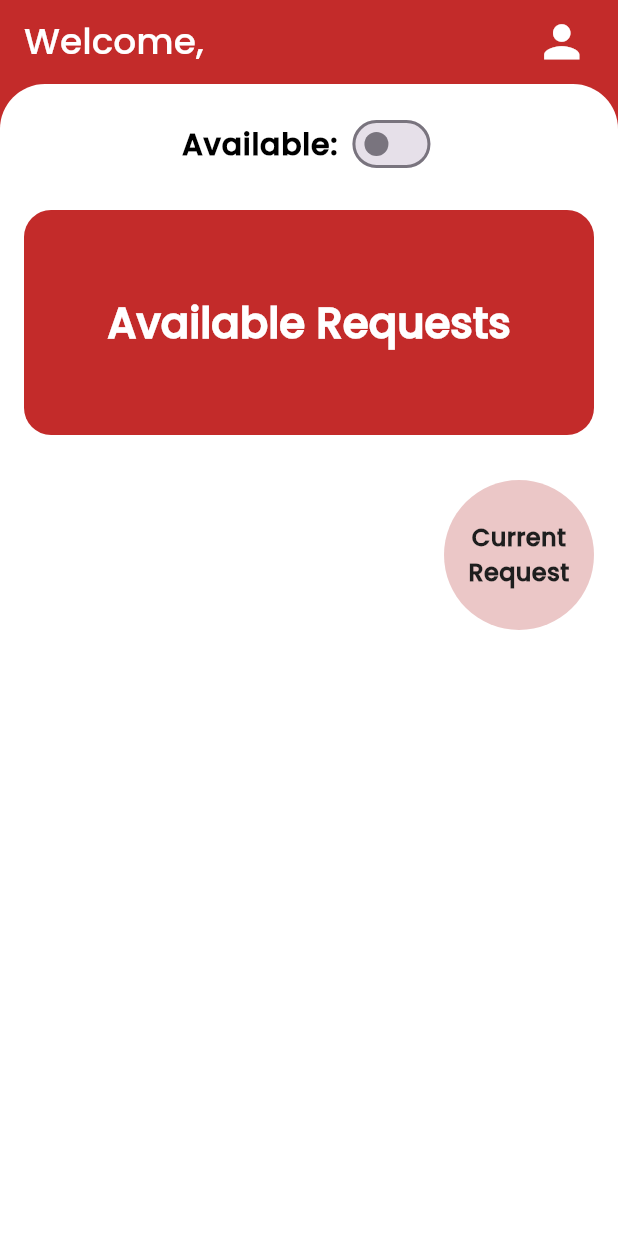
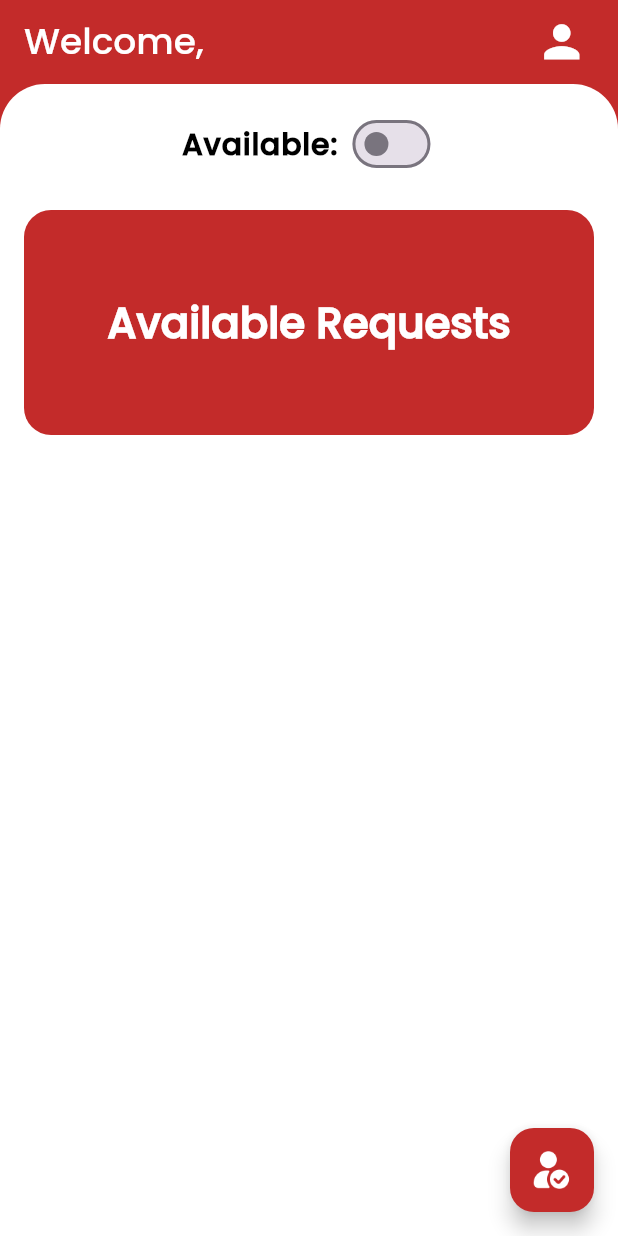
Before and after one commit to Momen0Waleed/Car-E-Rescue, a Flutter app: the MechanicHomeView screen opened by its route, on a phone screen of 412 x 824 dp. Run offline on Flutter 3.47's test engine with Material 3 defaults, Android fonts, the phone set to English and light mode, and no system bars; drawn by our look-alikes of flutter_bounceable; our stand-ins replace animated_text_kit, bot_toast, dio, flutter_easyloading, flutter_map, geolocator and 3 more; accounts and stored records are empty.

Commit message:
Finishing Mechanic's Current Request Feature

```diff
--- a/lib/core/constants/images/images_dir.dart
+++ b/lib/core/constants/images/images_dir.dart
@@ -7,6 +7,8 @@ abstract class ImagesDir{
   static const String currentRequestIcon = "assets/icons/current_request_icon.png";
 
   static const String noRequestsYet = "assets/icons/no_delevary.png";
+  static const String activeOutlined = "assets/icons/active_outlined.png";
+  static const String activeFilled = "assets/icons/active_black.png";
 
 
 }
--- a/lib/core/routes/app_routes.dart
+++ b/lib/core/routes/app_routes.dart
@@ -16,6 +16,7 @@ import 'package:car_e_rescue/modules/client/home/sub_modules/user_request/view/u
 import 'package:car_e_rescue/modules/client/home/view/client_home_view.dart';
 import 'package:car_e_rescue/modules/mechanic/home/sub_modules/available_requests/view/mechanic_available_requests_view.dart';
 import 'package:car_e_rescue/modules/mechanic/home/sub_modules/available_requests/view_model/mechanic_available_requests_view_model.dart';
+import 'package:car_e_rescue/modules/mechanic/home/sub_modules/current_request/view/current_request_view.dart';
 import 'package:car_e_rescue/modules/mechanic/home/sub_modules/mechanic_profile/view/mechanic_profile_view.dart';
 import 'package:car_e_rescue/modules/mechanic/home/sub_modules/mechanic_skills/view/mechanic_skills_view.dart';
 import 'package:car_e_rescue/modules/mechanic/home/sub_modules/mechanic_skills/view_model/mechanic_skills_view_model.dart';
@@ -85,6 +86,8 @@ abstract class AppRoutes {
             child: const MechanicSkillsView(),
           ),
         );
+      case PageRoutesName.mechanicCurrentRequest:
+        return _slideRoute(const CurrentRequestView());
 
       default:
         return _slideRoute(const SplashScreen());
--- a/lib/core/routes/page_routes_name.dart
+++ b/lib/core/routes/page_routes_name.dart
@@ -20,5 +20,6 @@ abstract class PageRoutesName{
   static const String mechanicAvailableRequests = "/Mechanic-Available-Requests";
   static const String workshopLocation = "/Mechanic-WorkShop-Location";
   static const String mechanicSkills = "/Mechanic-Skills";
+  static const String mechanicCurrentRequest = "/Mechanic-Current-Request";
 
 }
--- a/lib/modules/mechanic/home/view/mechanic_home_view.dart
+++ b/lib/modules/mechanic/home/view/mechanic_home_view.dart
@@ -1,8 +1,8 @@
+import 'package:car_e_rescue/core/constants/images/images_dir.dart';
 import 'package:car_e_rescue/core/constants/services/snackbar_service.dart';
 import 'package:car_e_rescue/core/constants/theme/app_colors.dart';
 import 'package:car_e_rescue/core/providers/user_provider.dart';
 import 'package:car_e_rescue/core/routes/page_routes_name.dart';
-import 'package:car_e_rescue/modules/mechanic/home/sub_modules/available_requests/view/request_details_view.dart';
 import 'package:car_e_rescue/modules/mechanic/home/sub_modules/current_request/view/current_request_view.dart';
 import 'package:car_e_rescue/modules/mechanic/home/sub_modules/mechanic_skills/view_model/mechanic_skills_view_model.dart';
 import 'package:car_e_rescue/modules/mechanic/home/view_model/mechanic_home_view_model.dart';
@@ -11,8 +11,6 @@ import 'package:flutter_bounceable/flutter_bounceable.dart';
 import 'package:provider/provider.dart'
     show Provider, Consumer, ChangeNotifierProvider;
 import 'package:shared_preferences/shared_preferences.dart';
-
-import '../../../client/home/sub_modules/user_request/sub_mudules/current_requests/view_model/current_request_view_model.dart';
 
 class MechanicHomeView extends StatefulWidget {
   const MechanicHomeView({super.key});
@@ -109,6 +107,15 @@ class _MechanicHomeViewState extends State<MechanicHomeView> {
                   SizedBox(width: 20),
                 ],
               ),
+              floatingActionButton: FloatingActionButton(
+                tooltip: "Current Request",
+                backgroundColor: AppColors.red,
+                onPressed: () {
+                  Navigator.pushNamed(context, PageRoutesName.mechanicCurrentRequest);
+                },
+                child: Image.asset(ImagesDir.activeFilled,width: 30,height: 30,color: AppColors.white,),
+              ),
+              floatingActionButtonLocation: FloatingActionButtonLocation.endFloat,
               body: Container(
                 color: AppColors.red,
                 child: Container(
@@ -197,37 +204,40 @@ class _MechanicHomeViewState extends State<MechanicHomeView> {
                               ),
                             ),
                           ),
-                          SizedBox(height: 30),
-                          Row(
-                            children: [
-                              Spacer(),
-                              Bounceable(
-                                onTap: () {
-                                  Navigator.push(
-                                    context,
-                                    MaterialPageRoute(
-                                      builder: (context) => const CurrentRequestView(),
-                                    ),
-                                  );
-                                },
-                                child: ClipRRect(
-                                  borderRadius: BorderRadius.circular(60),
-                                  child: Container(
-                                    width: 100,
-                                    height: 100,
-                                    decoration: BoxDecoration(color: AppColors.pink),
-                                    child: Center(
-                                      child: Text(
-                                        "Current\nRequest",
-                                        textAlign: TextAlign.center,
-                                        style: theme.textTheme.bodyMedium,
-                                      ),
-                                    ),
-                                  ),
-                                ),
-                              ),
-                            ],
-                          ),
+                          // SizedBox(height: 30),
+                          // Row(
+                          //   children: [
+                          //     Spacer(),
+                          //     Bounceable(
+                          //       onTap: () {
+                          //         Navigator.push(
+                          //           context,
+                          //           MaterialPageRoute(
+                          //             builder: (context) =>
+                          //                 const CurrentRequestView(),
+                          //           ),
+                          //         );
+                          //       },
+                          //       child: ClipRRect(
+                          //         borderRadius: BorderRadius.circular(60),
+                          //         child: Container(
+                          //           width: 100,
+                          //           height: 100,
+                          //           decoration: BoxDecoration(
+                          //             color: AppColors.pink,
+                          //           ),
+                          //           child: Center(
+                          //             child: Text(
+                          //               "Current\nRequest",
+                          //               textAlign: TextAlign.center,
+                          //               style: theme.textTheme.bodyMedium,
+                          //             ),
+                          //           ),
+                          //         ),
+                          //       ),
+                          //     ),
+                          //   ],
+                          // ),
                         ],
                       ),
                     ),
```
Also changed, not shown: assets/icons/active_black.png (added), assets/icons/active_outlined.png (added).
